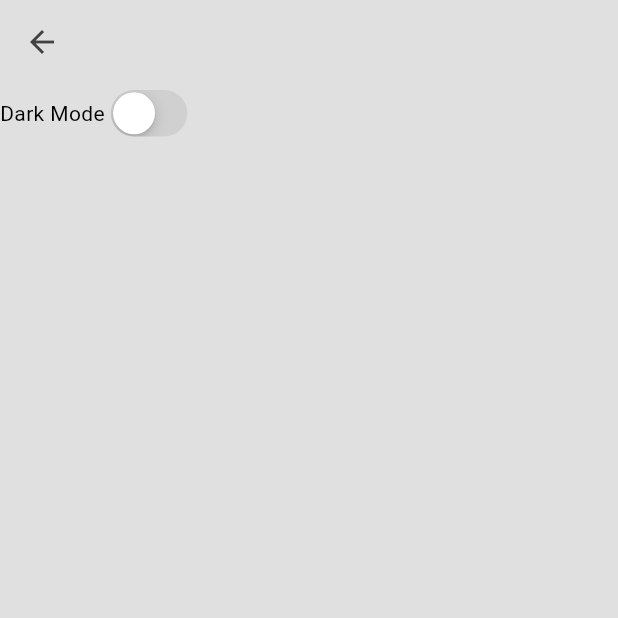
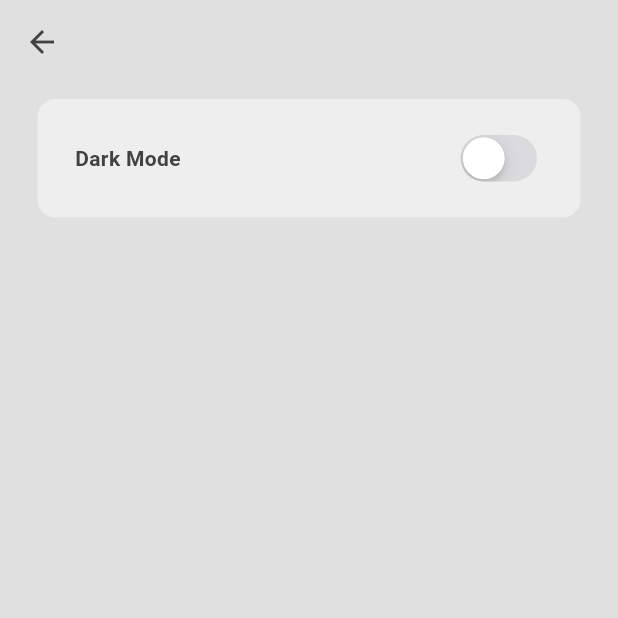
Before and after one commit to AUTU8M/notes-w-isar, a Flutter app: the screen it shows after launch, in the side drawer, after a tap on "Settings", on a phone screen of 412 x 824 dp, the top half of it. Run offline on Flutter 3.47's test engine with Material 3 defaults, Android fonts, the phone set to English and light mode, and no system bars; our stand-ins replace google_fonts, isar; accounts and stored records are empty; generated files the repository leaves out were written again.

Commit message:
current gone tai push dilam

```diff
--- a/lib/pages/settings_page.dart
+++ b/lib/pages/settings_page.dart
@@ -15,10 +15,24 @@ class SettingsPage extends StatelessWidget {
         backgroundColor: Colors.transparent,
         foregroundColor: Theme.of(context).colorScheme.inversePrimary,
       ),
-      body: Row(
+      body: Container(
+        decoration: BoxDecoration(
+          borderRadius: BorderRadius.circular(12),
+          color: Theme.of(context).colorScheme.primary,
+        ),
+        padding: const EdgeInsets.symmetric(vertical: 20, horizontal: 25),
+        margin: const EdgeInsets.only(left: 25, right: 25, top: 10),
+        child: Row(
+          mainAxisAlignment: MainAxisAlignment.spaceBetween,
           children: [
             //darkmode
-          Text("Dark Mode"),
+            Text(
+              "Dark Mode",
+              style: TextStyle(
+                fontWeight: FontWeight.bold,
+                color: Theme.of(context).colorScheme.inversePrimary,
+              ),
+            ),
 
             //switch
             CupertinoSwitch(
@@ -36,6 +50,7 @@ class SettingsPage extends StatelessWidget {
             ),
           ],
         ),
+      ),
     );
   }
 }
```
Also changed, not shown: lib/components/text_tile.dart (added, +18 -0 lines), lib/pages/notes_page.dart (+2 -18 lines). Lines whose indentation alone changed are shown as unchanged.
